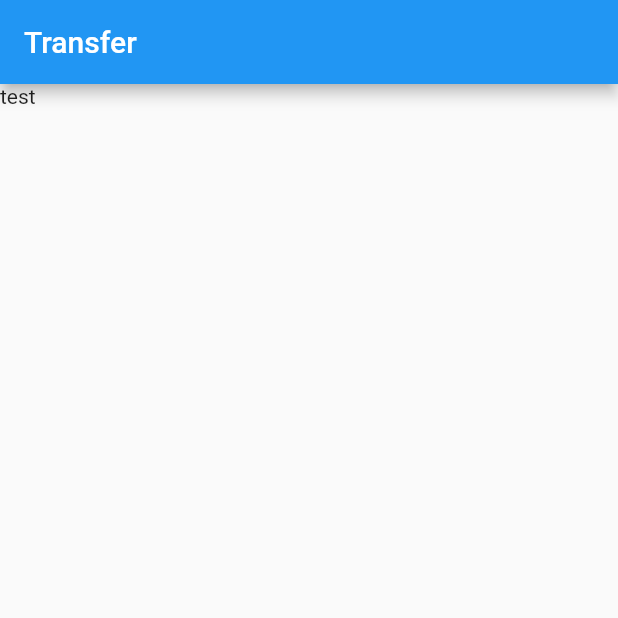
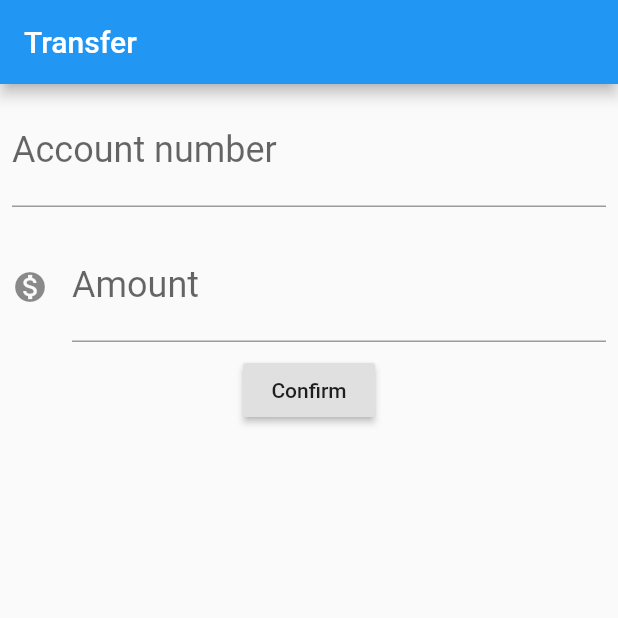
Before and after one commit to jpaulodefarias/bytebank, a Flutter app: the screen it shows after launch, on a phone screen of 412 x 824 dp, the top half of it. Run offline on Flutter 3.47's test engine with Material 2 defaults, Android fonts, the phone set to English and light mode, and no system bars.

Commit message:
Adding details to TransferForm

```diff
--- a/lib/main.dart
+++ b/lib/main.dart
@@ -21,7 +21,7 @@ class TransferList extends StatelessWidget {
         title: Text('Transfers'),
       ),
       body: Column(
-        children: <Widget>[
+        children: [
           TransferItem(Transfer(100.0, 1000)),
           TransferItem(Transfer(200.0, 2000)),
           TransferItem(Transfer(300.0, 3000)),
@@ -66,7 +66,41 @@ class TransferForm extends StatelessWidget {
       appBar: AppBar(
         title: Text('Transfer'),
       ),
-      body: Text('test'),
+      body: Column(
+        children: [
+          Padding(
+            padding: const EdgeInsets.all(8.0),
+            child: TextField(
+              style: TextStyle(
+                fontSize: 24.0,
+              ),
+              decoration: InputDecoration(
+                labelText: 'Account number',
+                hintText: '0000',
+              ),
+              keyboardType: TextInputType.number,
+            ),
+          ),
+          Padding(
+            padding: const EdgeInsets.all(8.0),
+            child: TextField(
+              style: TextStyle(
+                fontSize: 24.0,
+              ),
+              decoration: InputDecoration(
+                icon: Icon(Icons.monetization_on),
+                labelText: 'Amount',
+                hintText: '0.00',
+              ),
+              keyboardType: TextInputType.number,
+            ),
+          ),
+          RaisedButton(
+            onPressed: () {},
+            child: Text('Confirm'),
+          )
+        ],
+      ),
     );
   }
 }
```
